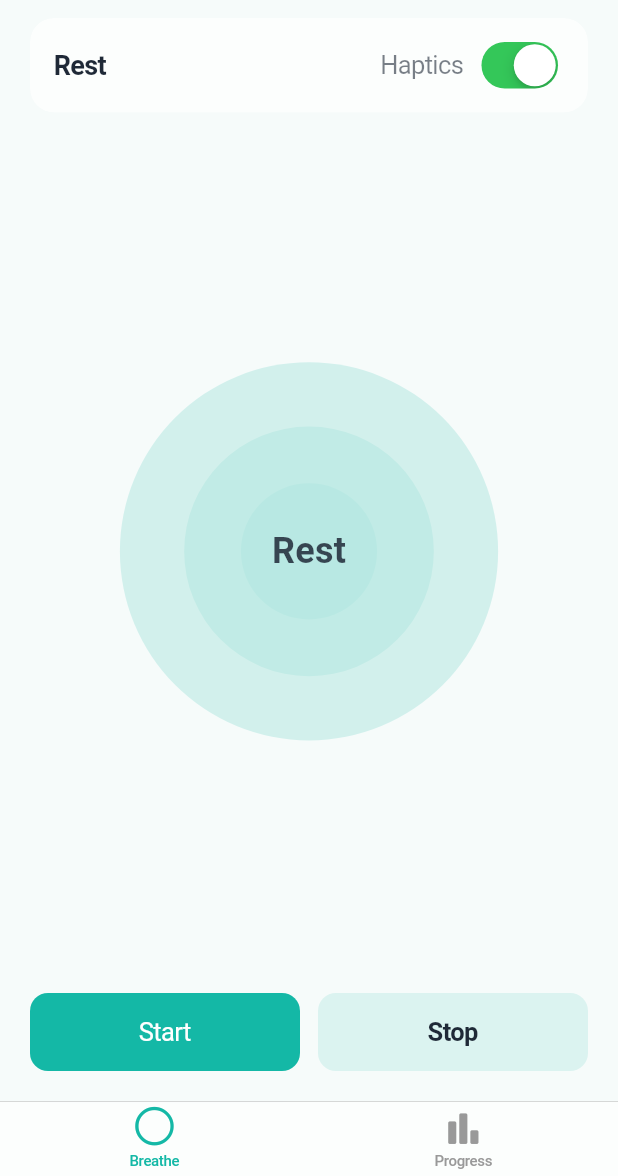
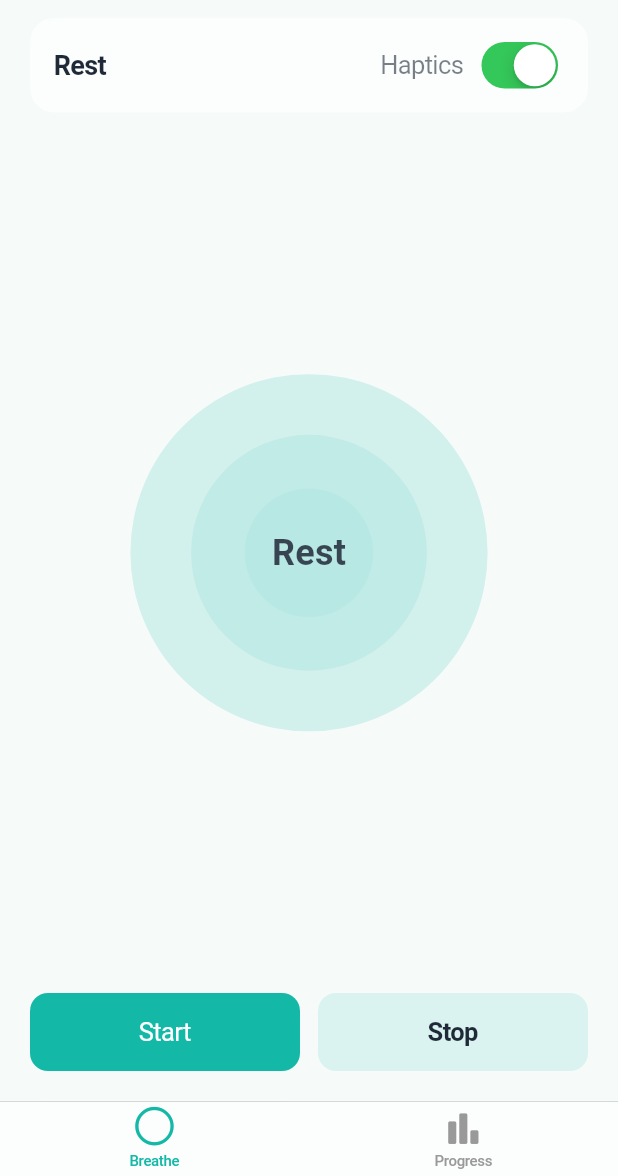
Before and after one commit to CarlosSemeao/mindbreath, a Flutter app: the screen it shows after launch, on a phone screen of 412 x 824 dp, the part 60-1236 px from its top. Run offline on Flutter 3.47's test engine with Material 3 defaults, Android fonts, the phone set to English and light mode, and no system bars; our stand-ins replace shared_preferences.

Commit message:
Update main.dart

```diff
--- a/lib/main.dart
+++ b/lib/main.dart
@@ -421,17 +421,28 @@ class _BreathePageState extends State<BreathePage>
                 ),
               ),
             ),
-            // Perfectly centered globe
+            // --- Globe that respects available height (no overlap) ---
             Expanded(
-              child: AnimatedBuilder(
-                animation: Listenable.merge([_scale, _float]),
-                builder: (context, _) {
-                  final w = MediaQuery.of(context).size.width;
-                  final base = w * 0.72;
+              child: LayoutBuilder(
+                builder: (context, box) {
+                  final media = MediaQuery.of(context);
+
+                  // Space we actually have inside this Expanded (height is the limiter in landscape)
+                  final availW = media.size.width;
+                  final availH = box.maxHeight;
+
+                  // Pick a base diameter that fits BOTH width and height
+                  final target = math.min(availW * 0.68, availH * 0.68);
+
+                  // Current scale from your breathing animation
                   final s = _scale.value;
-                  final dy =
-                      math.sin(_float.value * 2 * math.pi) * 6; // gentle float
-                  final d = base * s;
+
+                  // Gentle float scaled to size (about 1% of diameter)
+                  final dy = math.sin(_float.value * 2 * math.pi) * (target * 0.01);
+
+                  // Final diameter with safety clamp (never smaller than 120, never taller than the box)
+                  final d = (target * s).clamp(120.0, availH - 12.0);
+
                   return Center(
                     child: Transform.translate(
                       offset: Offset(0, dy),
```
